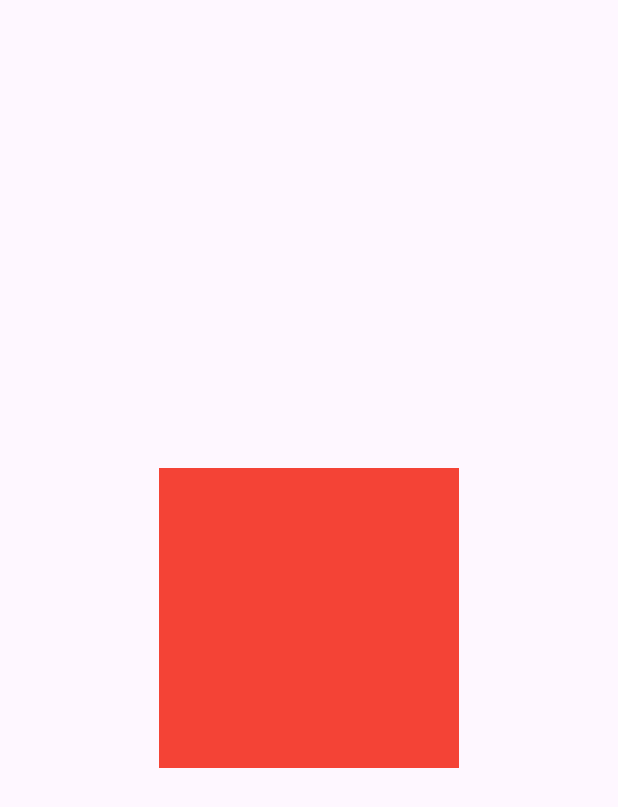
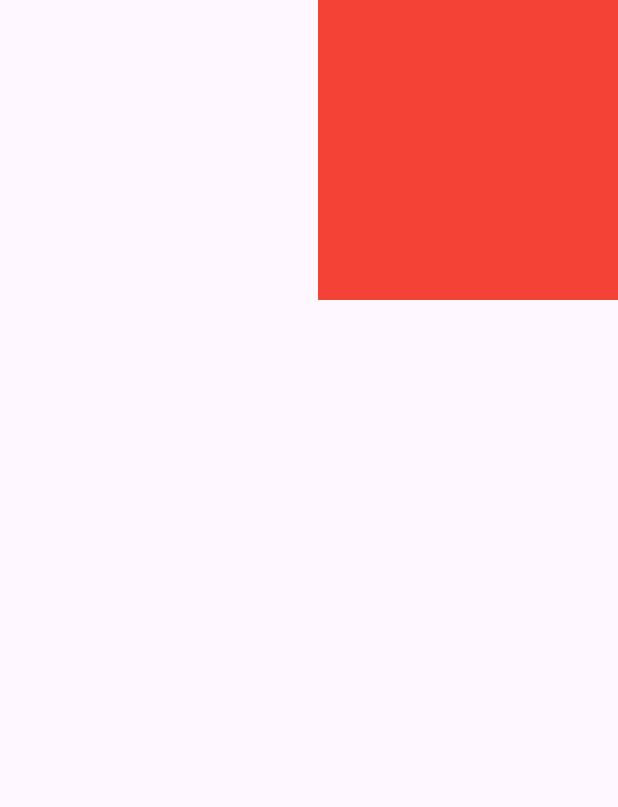
Before and after one commit to emersoncavalcanti-prof/flutter_cadastro, a Flutter app: the screen it shows after launch, on a phone screen of 412 x 824 dp. Shown: the top 807 px of the screen. Run offline on Flutter 3.47's test engine with Material 3 defaults, Android fonts, the phone set to English and light mode, and no system bars.

Commit message:
usando AnimatedAlign

```diff
--- a/lib/anima_page.dart
+++ b/lib/anima_page.dart
@@ -1,5 +1,4 @@
 import 'package:flutter/material.dart';
-import 'package:flutter/widgets.dart';
 
 class AnimaPage extends StatefulWidget {
   const AnimaPage({super.key});
@@ -17,8 +16,10 @@ class _AnimaPageState extends State<AnimaPage> {
       body: SizedBox(
         width: double.infinity,
         height: double.infinity,
-        child: Align(
-          alignment: Alignment.center,
+        child: AnimatedAlign(
+          duration: const Duration(seconds: 3),
+          alignment:
+              clicked == true ? Alignment.bottomLeft : Alignment.topRight,
           child: GestureDetector(
             onTap: () {
               setState(() {
@@ -26,8 +27,7 @@ class _AnimaPageState extends State<AnimaPage> {
               });
             },
             child: AnimatedContainer(
-              curve: Curves.bounceInOut,
-              duration: const Duration(seconds: 1),
+              duration: const Duration(seconds: 3),
               width: clicked == true ? 100 : 200,
               height: clicked == true ? 100 : 200,
               decoration: BoxDecoration(
--- a/lib/detalhes_page.dart
+++ b/lib/detalhes_page.dart
@@ -1,5 +1,4 @@
 import 'package:flutter/material.dart';
-import 'package:flutter/widgets.dart';
 
 class DetalhesPage extends StatelessWidget {
   const DetalhesPage({super.key});
```
